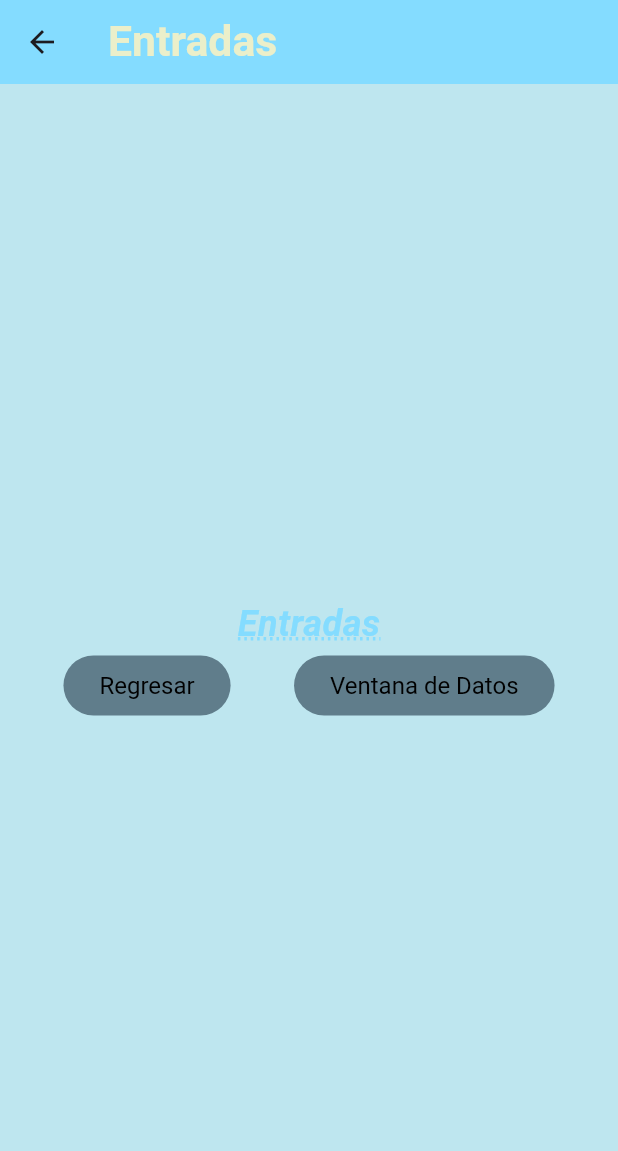
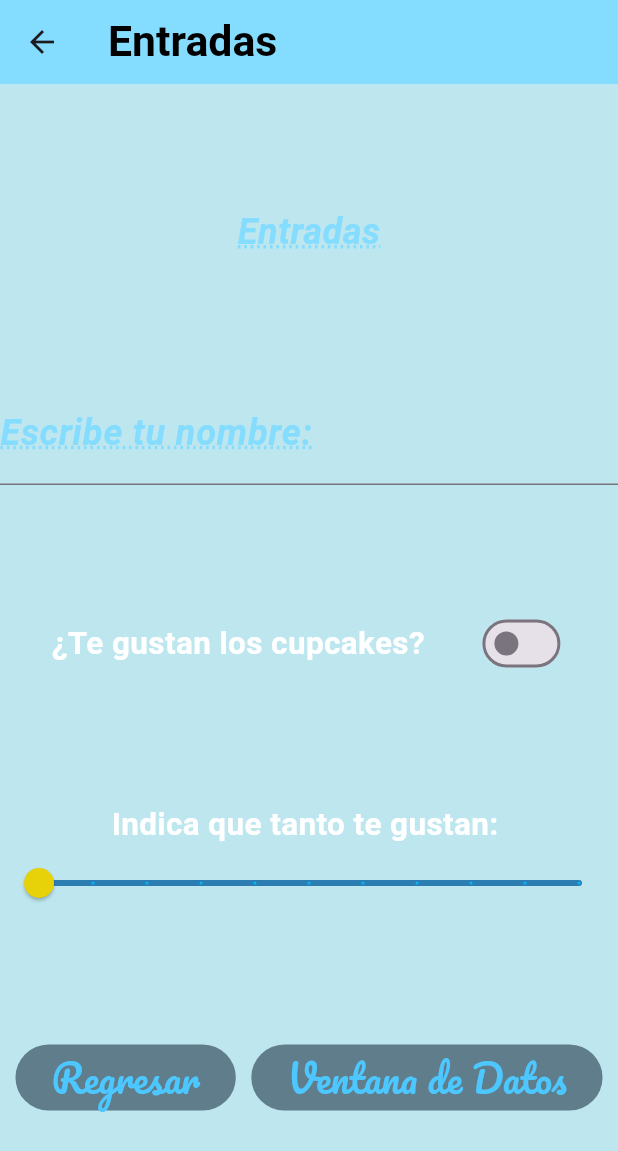
Before and after one commit to MGabriela29/FlutterComponents, a Flutter app: the InputsScreen screen opened directly, on a phone screen of 412 x 824 dp. Shown: the top 1151 px of the screen. Run offline on Flutter 3.47's test engine with Material 3 defaults, Android fonts, the phone set to English and light mode, and no system bars; our stand-ins replace google_fonts; Roboto replaces fonts that are missing (Gabriela, Laila).

Commit message:
11 Adding widgets to InputsScreen

```diff
--- a/lib/screens/inputs_screen.dart
+++ b/lib/screens/inputs_screen.dart
@@ -7,8 +7,10 @@ class InputsScreen extends StatefulWidget {
   @override
   State<InputsScreen> createState() => _InputsScreenState();
 }
-
+//clase que define el estado de la ventana
 class _InputsScreenState extends State<InputsScreen> {
+  bool switchValue = false; //controla el widget swicht //variable de clase
+  double sliderValue = 0.0;
   @override
   Widget build(BuildContext context) {
     return   Scaffold(
@@ -16,24 +18,27 @@ class _InputsScreenState extends State<InputsScreen> {
         title: const Text('Entradas'),
       ),
       body: Column(
-        mainAxisAlignment: MainAxisAlignment.center,
+        mainAxisAlignment: MainAxisAlignment.spaceEvenly,
         children: [
           Text('Entradas',
           style: AppTheme.lightTheme.textTheme.headlineLarge,
           ),
-          Row(
+          entradaNombre(),
+          entradaSwicht(),
+          entradasSlider(),
+          const Row(
             mainAxisAlignment: MainAxisAlignment.spaceEvenly,
             children: [
               ElevatedButton(
               onPressed: null,
               child: Text('Regresar',
-              style: AppTheme.lightTheme.textTheme.bodyMedium,
+              //style: AppTheme.lightTheme.textTheme.bodyMedium,
               )
               ),
               ElevatedButton(
               onPressed: null,
               child: Text('Ventana de Datos',
-              style: AppTheme.lightTheme.textTheme.bodyMedium,
+              //style: AppTheme.lightTheme.textTheme.bodyMedium,
               )
               ),
             ],
@@ -42,4 +47,60 @@ class _InputsScreenState extends State<InputsScreen> {
       ),
     );
   }
+
+  TextField entradaNombre() {
+    return TextField(
+          style: AppTheme.lightTheme.textTheme.headlineMedium,
+          decoration: InputDecoration(
+            labelText: 'Escribe tu nombre:',
+            labelStyle: AppTheme.lightTheme.textTheme.headlineLarge,
+          ),
+        );
+  }
+
+Row entradaSwicht(){
+  return Row(
+    mainAxisAlignment: MainAxisAlignment.spaceEvenly,
+    children:<Widget> [
+      Text(
+        '¿Te gustan los cupcakes?',
+        style:  AppTheme.lightTheme.textTheme.headlineMedium,
+      ),
+      Switch(
+        value: switchValue,
+        onChanged: (value){
+          setState(() {
+            switchValue = value;
+          });
+        }
+        ),
+    ],
+  );
 }
+
+Column entradasSlider(){
+  return Column(
+    mainAxisAlignment: MainAxisAlignment.center,
+    children: <Widget>[
+      Text('Indica que tanto te gustan: ',
+      style: AppTheme.lightTheme.textTheme.headlineMedium,),
+      Slider(
+        min: 0.0,
+        max: 10.0,
+        activeColor: const Color.fromARGB(255, 0, 183, 255),
+        thumbColor: const Color.fromARGB(255, 231, 209, 8),
+        inactiveColor:const  Color.fromARGB(204, 8, 101, 163),
+        value: sliderValue,
+        divisions: 10,
+        label: '${sliderValue.round()}',
+        onChanged: (value){
+          setState(() {
+            sliderValue= value;
+            print('se cambio el slider: $sliderValue');
+          });
+        }),
+    ],
+  );
+}
+
+}
--- a/lib/theme/app_theme.dart
+++ b/lib/theme/app_theme.dart
@@ -5,10 +5,11 @@ import 'package:google_fonts/google_fonts.dart';
 class AppTheme{
 //constante de color primario
 static const primaryColor = Color.fromARGB(255, 132, 220, 255);
+static const colorTitle=Color.fromARGB(255, 0, 0, 0);
 //constante de color de fondo
 static const backColor = Color.fromARGB(218, 253, 242, 193);
 // color de texto
-static const secondaryColor = Color.fromARGB(255, 0, 0, 0);
+static const secondaryColor = Color.fromARGB(255, 255, 255, 255);
 static const botncolor = Color.fromARGB(255, 0, 0, 0);
 //constante de tema
 static final ThemeData lightTheme = ThemeData.light().copyWith(
@@ -17,7 +18,7 @@ static final ThemeData lightTheme = ThemeData.light().copyWith(
         appBarTheme:  AppBarTheme(
         color: primaryColor,
         titleTextStyle: GoogleFonts.laila(
-          color: backColor,
+          color: colorTitle,
           fontSize: 28.5,
           fontWeight: FontWeight.bold,
         ),
@@ -32,7 +33,7 @@ static final ThemeData lightTheme = ThemeData.light().copyWith(
             Colors.blueGrey,
           ),
           foregroundColor: MaterialStateProperty.all(
-            Colors.deepPurpleAccent,
+            const Color.fromARGB(255, 77, 199, 255),
           ),
           textStyle: MaterialStateProperty.all(
             GoogleFonts.pacifico(fontSize: 25.0,)
@@ -52,6 +53,13 @@ static final ThemeData lightTheme = ThemeData.light().copyWith(
             decorationThickness: 2.0,
             //decoration: TextDecoration.lineThrough/tacha el texto
           ),
+          headlineMedium: GoogleFonts.gabriela(
+            color: secondaryColor,
+            fontSize: 21,
+            fontWeight: FontWeight.bold,
+
+
+          ),
           bodySmall: GoogleFonts.averiaSerifLibre(
             color: secondaryColor,
             fontSize: 16,
```
